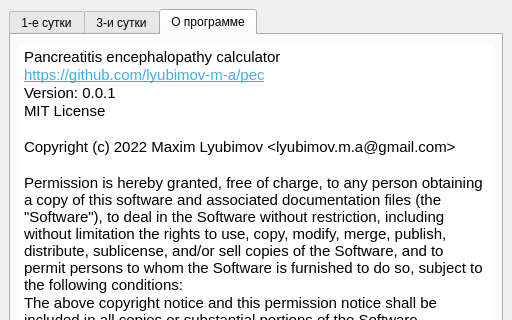
lyubimov-m-a/pec, file app.ui: the form before one commit; both pictures show x 0 to 512 and y 0 to 320 of the 512 by 530 pixel window.
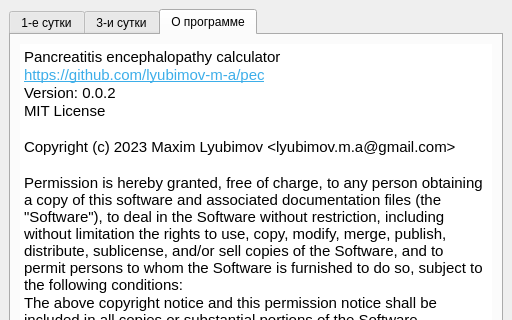
The form after the commit. The open tabs and pages were chosen to show the change. Icons and pictures are not drawn.

Commit message: Bump year and version

Diff of the .ui file:
```diff
--- a/app.ui
+++ b/app.ui
@@ -309,10 +309,10 @@
 &lt;/style&gt;&lt;/head&gt;&lt;body style=&quot; font-family:'Noto Sans'; font-size:11pt; font-weight:400; font-style:normal;&quot;&gt;
 &lt;p style=&quot; margin-top:0px; margin-bottom:0px; margin-left:0px; margin-right:0px; -qt-block-indent:0; text-indent:0px;&quot;&gt;Pancreatitis encephalopathy calculator&lt;/p&gt;
 &lt;p style=&quot; margin-top:0px; margin-bottom:0px; margin-left:0px; margin-right:0px; -qt-block-indent:0; text-indent:0px;&quot;&gt;&lt;a href=&quot;https://github.com/lyubimov-m-a/pec&quot;&gt;&lt;span style=&quot; text-decoration: underline; color:#3daee9;&quot;&gt;https://github.com/lyubimov-m-a/pec&lt;/span&gt;&lt;/a&gt;&lt;/p&gt;
-&lt;p style=&quot; margin-top:0px; margin-bottom:0px; margin-left:0px; margin-right:0px; -qt-block-indent:0; text-indent:0px;&quot;&gt;Version: 0.0.1&lt;/p&gt;
+&lt;p style=&quot; margin-top:0px; margin-bottom:0px; margin-left:0px; margin-right:0px; -qt-block-indent:0; text-indent:0px;&quot;&gt;Version: 0.0.2&lt;/p&gt;
 &lt;p style=&quot; margin-top:0px; margin-bottom:0px; margin-left:0px; margin-right:0px; -qt-block-indent:0; text-indent:0px;&quot;&gt;MIT License&lt;/p&gt;
 &lt;p style=&quot;-qt-paragraph-type:empty; margin-top:0px; margin-bottom:0px; margin-left:0px; margin-right:0px; -qt-block-indent:0; text-indent:0px;&quot;&gt;&lt;br /&gt;&lt;/p&gt;
-&lt;p style=&quot; margin-top:0px; margin-bottom:0px; margin-left:0px; margin-right:0px; -qt-block-indent:0; text-indent:0px;&quot;&gt;Сopyright (c) 2022 Maxim Lyubimov &amp;lt;lyubimov.m.a@gmail.com&amp;gt;&lt;/p&gt;
+&lt;p style=&quot; margin-top:0px; margin-bottom:0px; margin-left:0px; margin-right:0px; -qt-block-indent:0; text-indent:0px;&quot;&gt;Сopyright (c) 2023 Maxim Lyubimov &amp;lt;lyubimov.m.a@gmail.com&amp;gt;&lt;/p&gt;
 &lt;p style=&quot;-qt-paragraph-type:empty; margin-top:0px; margin-bottom:0px; margin-left:0px; margin-right:0px; -qt-block-indent:0; text-indent:0px;&quot;&gt;&lt;br /&gt;&lt;/p&gt;
 &lt;p style=&quot; margin-top:0px; margin-bottom:0px; margin-left:0px; margin-right:0px; -qt-block-indent:0; text-indent:0px;&quot;&gt;Permission is hereby granted, free of charge, to any person obtaining a copy of this software and associated documentation files (the &amp;quot;Software&amp;quot;), to deal in the Software without restriction, including without limitation the rights to use, copy, modify, merge, publish, distribute, sublicense, and/or sell copies of the Software, and to permit persons to whom the Software is furnished to do so, subject to the following conditions: &lt;/p&gt;
 &lt;p style=&quot; margin-top:0px; margin-bottom:0px; margin-left:0px; margin-right:0px; -qt-block-indent:0; text-indent:0px;&quot;&gt;The above copyright notice and this permission notice shall be included in all copies or substantial portions of the Software. &lt;/p&gt;
```
